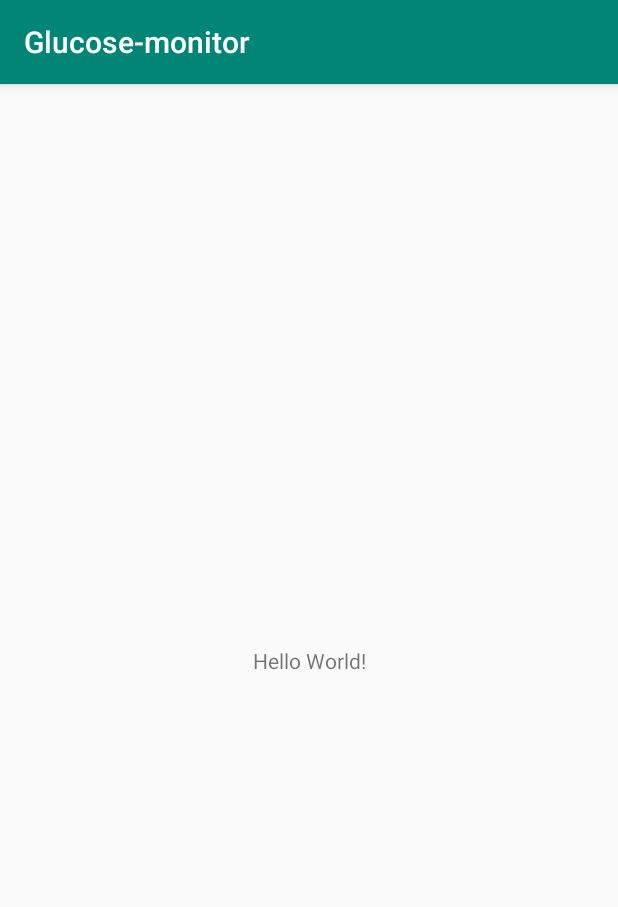
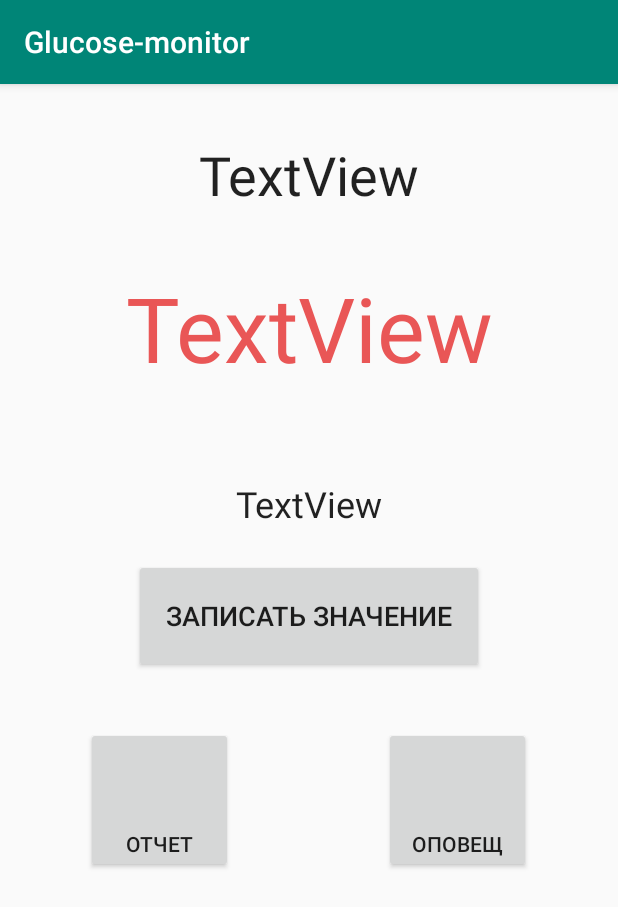
Before and after one commit to romec512/glucose-monitor, an Android app: the screen it shows after launch (MainActivity), on a phone screen of 412 x 824 dp. Shown: the top 907 px of the screen. Run offline under Robolectric (Android 15) with nearby library versions, the phone set to English and light mode, and no system bars.

Commit message:
Сверстал главную страничку

```diff
--- a/app/src/main/java/com/example/glucose_monitor/MainActivity.java
+++ b/app/src/main/java/com/example/glucose_monitor/MainActivity.java
@@ -3,12 +3,24 @@ package com.example.glucose_monitor;
 import androidx.appcompat.app.AppCompatActivity;
 
 import android.os.Bundle;
+import android.widget.Button;
+import android.widget.TextView;
 
 public class MainActivity extends AppCompatActivity {
+    private Button saveValueBtn;
+    private Button graphicsBtn;
+    private Button notificationsBtn;
+    private TextView forecastedNumTV;
+    private TextView forecastedTimeTV;
 
     @Override
     protected void onCreate(Bundle savedInstanceState) {
         super.onCreate(savedInstanceState);
         setContentView(R.layout.activity_main);
+        saveValueBtn = (Button)findViewById(R.id.save_value_btn);
+        graphicsBtn = (Button)findViewById(R.id.graphics_btn);
+        notificationsBtn = (Button)findViewById(R.id.notifications_btn);
+        forecastedNumTV = (TextView)findViewById(R.id.forecasted_num_tv);
+        forecastedTimeTV = (TextView)findViewById(R.id.forecasted_time_tv);
     }
 }
--- a/app/src/main/res/layout/activity_main.xml
+++ b/app/src/main/res/layout/activity_main.xml
@@ -6,13 +6,82 @@
         android:layout_height="match_parent"
         tools:context=".MainActivity">
 
+    <Button
+            android:id="@+id/notifications_btn"
+            android:layout_width="98dp"
+            android:layout_height="97dp"
+            android:layout_marginTop="36dp"
+            android:gravity="bottom|center"
+            android:text="Оповещ"
+            app:layout_constraintEnd_toEndOf="parent"
+            app:layout_constraintHorizontal_bias="0.816"
+            app:layout_constraintStart_toStartOf="parent"
+            app:layout_constraintTop_toBottomOf="@+id/save_value_btn" />
+
     <TextView
-            android:layout_width="wrap_content"
-            android:layout_height="wrap_content"
-            android:text="Hello World!"
-            app:layout_constraintBottom_toBottomOf="parent"
-            app:layout_constraintLeft_toLeftOf="parent"
-            app:layout_constraintRight_toRightOf="parent"
-            app:layout_constraintTop_toTopOf="parent" />
+            android:id="@+id/textView"
+            android:layout_width="243dp"
+            android:layout_height="58dp"
+            android:layout_marginTop="36dp"
+            android:gravity="center_horizontal"
+            android:text="TextView"
+            android:textAppearance="@style/TextAppearance.AppCompat.Body1"
+            android:textSize="36sp"
+            app:layout_constraintEnd_toEndOf="parent"
+            app:layout_constraintStart_toStartOf="parent"
+            app:layout_constraintTop_toTopOf="parent"
+            tools:text="Прогноз" />
+
+    <TextView
+            android:id="@+id/forecasted_num_tv"
+            android:layout_width="264dp"
+            android:layout_height="105dp"
+            android:layout_marginTop="28dp"
+            android:gravity="center_horizontal"
+            android:text="TextView"
+            android:textAppearance="@style/TextAppearance.AppCompat.Body1"
+            android:textColor="#E95656"
+            android:textSize="60sp"
+            app:layout_constraintEnd_toEndOf="parent"
+            app:layout_constraintStart_toStartOf="parent"
+            app:layout_constraintTop_toBottomOf="@+id/textView"
+            tools:text="5.3" />
+
+    <TextView
+            android:id="@+id/forecasted_time_tv"
+            android:layout_width="282dp"
+            android:layout_height="37dp"
+            android:layout_marginTop="36dp"
+            android:gravity="center_horizontal"
+            android:text="TextView"
+            android:textAppearance="@style/TextAppearance.AppCompat.Body1"
+            android:textSize="24sp"
+            app:layout_constraintEnd_toEndOf="parent"
+            app:layout_constraintStart_toStartOf="parent"
+            app:layout_constraintTop_toBottomOf="@+id/forecasted_num_tv"
+            tools:text="Через 40 минут" />
+
+    <Button
+            android:id="@+id/save_value_btn"
+            android:layout_width="233dp"
+            android:layout_height="76dp"
+            android:layout_marginTop="16dp"
+            android:text="Записать значение"
+            android:textSize="18sp"
+            app:layout_constraintEnd_toEndOf="parent"
+            app:layout_constraintStart_toStartOf="parent"
+            app:layout_constraintTop_toBottomOf="@+id/forecasted_time_tv" />
+
+    <Button
+            android:id="@+id/graphics_btn"
+            android:layout_width="98dp"
+            android:layout_height="97dp"
+            android:layout_marginTop="36dp"
+            android:gravity="bottom|center"
+            android:text="Отчет"
+            app:layout_constraintEnd_toEndOf="parent"
+            app:layout_constraintHorizontal_bias="0.183"
+            app:layout_constraintStart_toStartOf="parent"
+            app:layout_constraintTop_toBottomOf="@+id/save_value_btn" />
 
 </androidx.constraintlayout.widget.ConstraintLayout>
```
